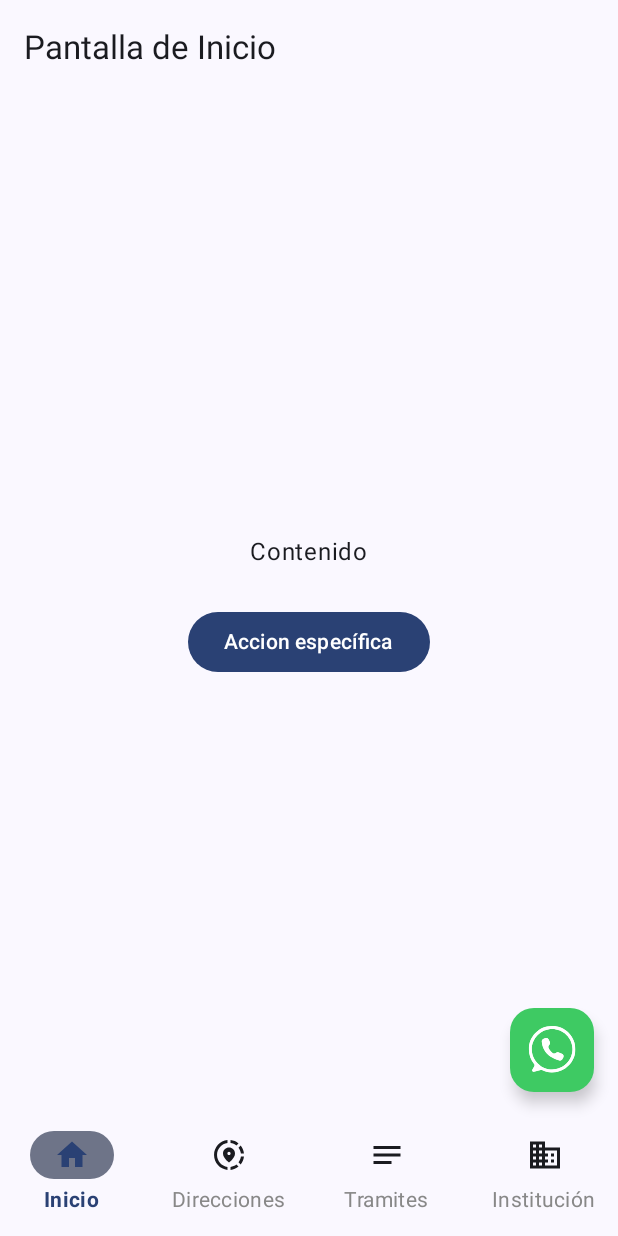
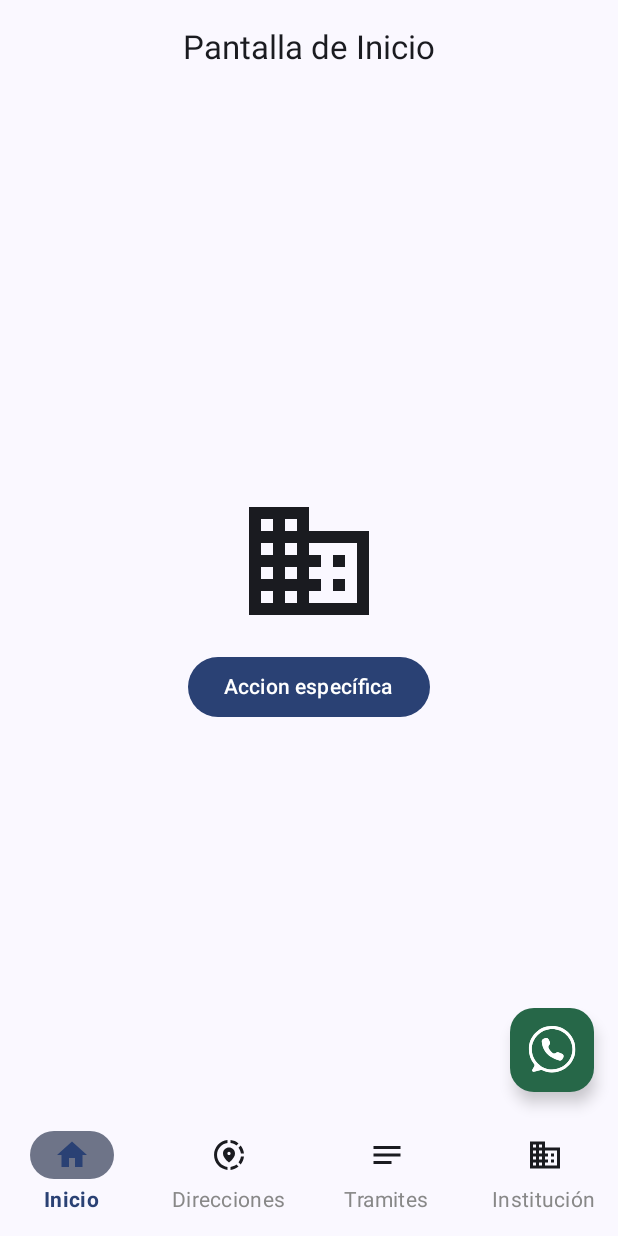
Before and after one commit to juanjosevarqu/DiproveBolivia, an Android app built with Jetpack Compose: the screen it shows after launch (MainActivity), on a phone screen of 412 x 824 dp. Run offline under Robolectric (Android 15) with nearby library versions, the phone set to English and light mode, and no system bars.

Commit message:
REFACTOR - Some Ui Generic Details

```diff
--- a/app/src/main/java/com/varqulabs/diproveboliviapp/MainActivity.kt
+++ b/app/src/main/java/com/varqulabs/diproveboliviapp/MainActivity.kt
@@ -62,7 +62,7 @@ class MainActivity : ComponentActivity() {
                             onClick = {
                                 expandedFAB = !expandedFAB
                             },
-                            containerColor = Color(0xFF3ECA63),
+                            containerColor = Color(0xFF266748),
                             contentColor = Color.White,
                         )
                     }
--- a/app/src/main/java/com/varqulabs/diproveboliviapp/core/presentation/DefaultAppBar.kt
+++ b/app/src/main/java/com/varqulabs/diproveboliviapp/core/presentation/DefaultAppBar.kt
@@ -1,11 +1,12 @@
 package com.varqulabs.diproveboliviapp.core.presentation
 
+import androidx.compose.material3.CenterAlignedTopAppBar
 import androidx.compose.material3.ExperimentalMaterial3Api
 import androidx.compose.material3.MaterialTheme
 import androidx.compose.material3.Text
-import androidx.compose.material3.TopAppBar
 import androidx.compose.runtime.Composable
 import androidx.compose.ui.Modifier
+import androidx.compose.ui.text.style.TextAlign
 
 @OptIn(ExperimentalMaterial3Api::class)
 @Composable
@@ -14,12 +15,13 @@ fun DefaultAppBar(
     modifier: Modifier = Modifier,
     onBack: () -> Unit
 ) {
-    TopAppBar(
+    CenterAlignedTopAppBar(
         title = {
             if (title.isNotBlank()) {
                 Text(
                     text = title,
                     style = MaterialTheme.typography.titleLarge,
+                    textAlign = TextAlign.Start
                 )
             }
         },
--- a/app/src/main/java/com/varqulabs/diproveboliviapp/home/HomeScreen.kt
+++ b/app/src/main/java/com/varqulabs/diproveboliviapp/home/HomeScreen.kt
@@ -4,13 +4,18 @@ import androidx.compose.foundation.layout.Arrangement
 import androidx.compose.foundation.layout.Column
 import androidx.compose.foundation.layout.fillMaxSize
 import androidx.compose.foundation.layout.padding
+import androidx.compose.foundation.layout.size
 import androidx.compose.material3.Button
+import androidx.compose.material3.Icon
 import androidx.compose.material3.Scaffold
 import androidx.compose.material3.Text
 import androidx.compose.runtime.Composable
 import androidx.compose.ui.Alignment
 import androidx.compose.ui.Modifier
+import androidx.compose.ui.graphics.vector.ImageVector
+import androidx.compose.ui.res.vectorResource
 import androidx.compose.ui.unit.dp
+import com.varqulabs.diproveboliviapp.R
 import com.varqulabs.diproveboliviapp.core.presentation.DefaultAppBar
 
 @Composable
@@ -30,11 +35,13 @@ fun HomeScreen(
                 .padding(innerPadding)
                 .padding(12.dp),
             horizontalAlignment = Alignment.CenterHorizontally,
-            verticalArrangement = Arrangement.spacedBy(24.dp, Alignment.CenterVertically)
+            verticalArrangement = Arrangement.spacedBy(12.dp, Alignment.CenterVertically)
         ) {
 
-            Text(
-                text = "Contenido",
+            Icon(
+                imageVector = ImageVector.vectorResource(R.drawable.baseline_business_24),
+                contentDescription = "Icono de acción",
+                modifier = Modifier.size(96.dp)
             )
 
             Button(
```
